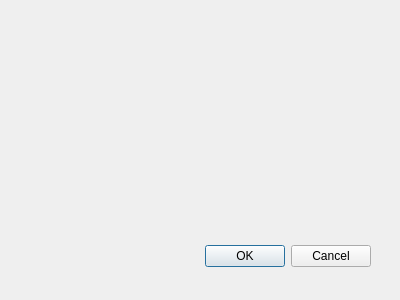
Old version of the form current_location_dialog_base.ui in the repository Collinslenjo/Current-Location-Test.
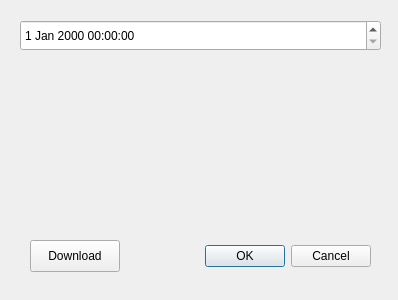
New version of the form.

Diff of the .ui file:
```diff
--- a/current_location_dialog_base.ui
+++ b/current_location_dialog_base.ui
@@ -1,11 +1,11 @@
 <ui version="4.0" >
  <class>CurrentLocationDialogBase</class>
- <widget class="QDialog" name="CurrentLocationDialogBase" >
-  <property name="geometry" >
+ <widget class="QDialog" name="CurrentLocationDialogBase">
+  <property name="geometry">
    <rect>
     <x>0</x>
     <y>0</y>
-    <width>400</width>
+    <width>398</width>
     <height>300</height>
    </rect>
   </property>
@@ -28,6 +28,29 @@
     <set>QDialogButtonBox::Cancel|QDialogButtonBox::Ok</set>
    </property>
   </widget>
+  <widget class="QPushButton" name="pushButton">
+   <property name="geometry">
+    <rect>
+     <x>30</x>
+     <y>240</y>
+     <width>90</width>
+     <height>32</height>
+    </rect>
+   </property>
+   <property name="text">
+    <string>Download</string>
+   </property>
+  </widget>
+  <widget class="QDateTimeEdit" name="dateTimeEdit">
+   <property name="geometry">
+    <rect>
+     <x>20</x>
+     <y>20</y>
+     <width>361</width>
+     <height>31</height>
+    </rect>
+   </property>
+  </widget>
  </widget>
  <resources/>
  <connections>
```
Left out of the diff: 37 changed lines with no effect on the pictures.
